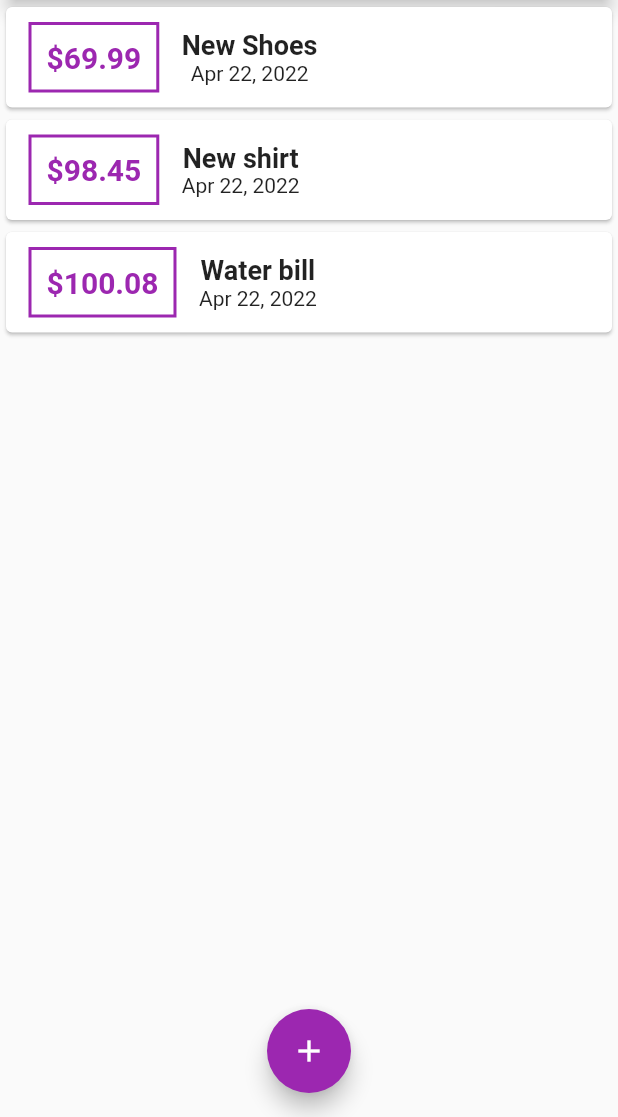
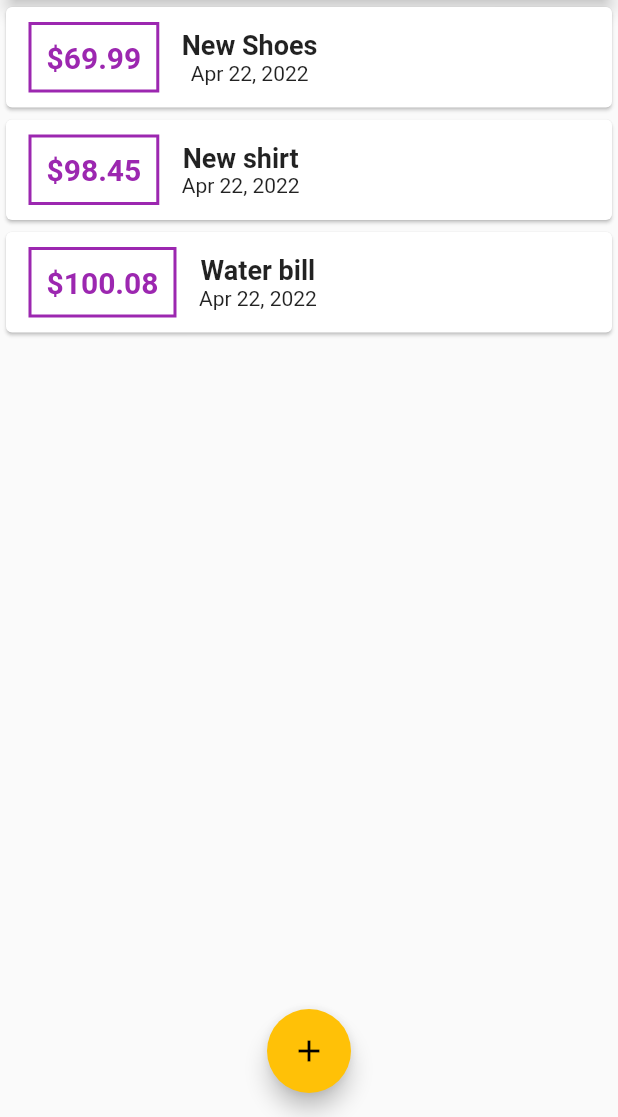
Before and after one commit to jiahaoliuliu/FlutterAndDartTheCompleteGuide-2022Edition, a Flutter app: the screen it shows after launch, on a phone screen of 412 x 824 dp, the part 119-1236 px from its top. Run offline on Flutter 3.47's test engine with Material 2 defaults, Android fonts, the phone set to English and light mode, and no system bars.

Commit message:
JL Set up the theme color and accent

```diff
--- a/section4/lib/main.dart
+++ b/section4/lib/main.dart
@@ -12,6 +12,7 @@ class MyApp extends StatelessWidget {
       title: 'Personal expenses',
       theme: ThemeData(
         primarySwatch: Colors.purple,
+        accentColor: Colors.amber,
       ),
       home: MyHomePage(),
     );
--- a/section4/lib/widgets/transaction_list.dart
+++ b/section4/lib/widgets/transaction_list.dart
@@ -26,9 +26,9 @@ class TransactionList extends StatelessWidget {
                 child: Text(
                   '\$${_transactionsList[position].amount.toStringAsFixed(2)}',
                   style: TextStyle(
+                    color: Theme.of(context).primaryColor,
                     fontWeight: FontWeight.bold,
                     fontSize: 20,
-                    color: Colors.purple,
                   ),
                 ),
               ),
```
